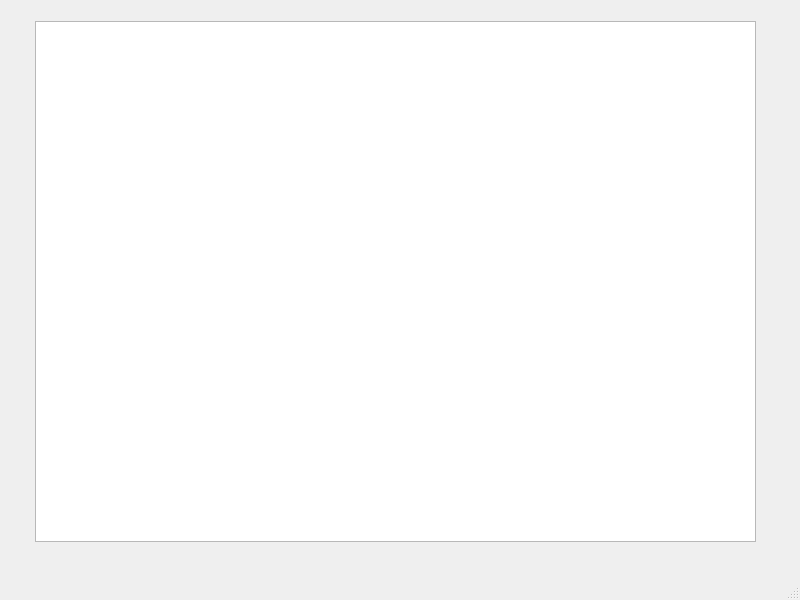
This is PROYECTO_FINAL/mainwindow.ui in AlejandroNaranjoUdeA/PROYECTO_FINAL as Qt 5 draws it before an edit. The edited form follows.
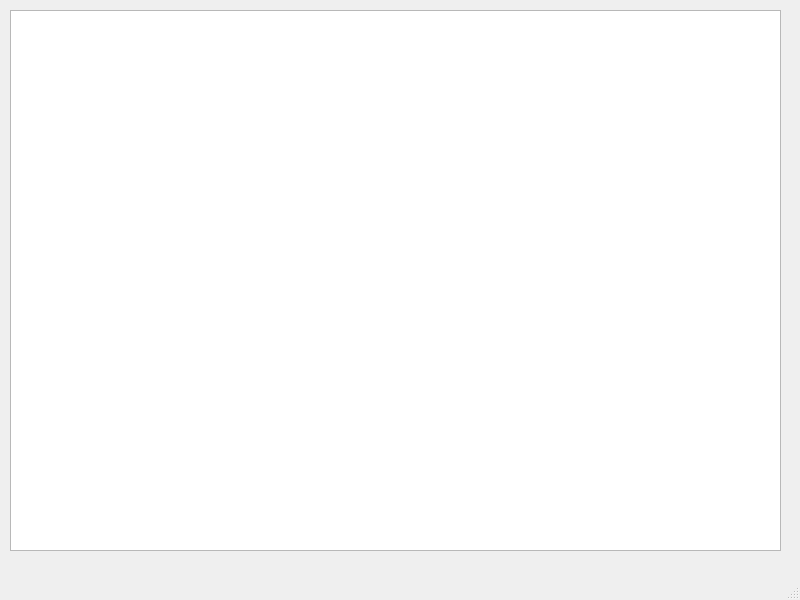
This is the edited form.

Patch:
```diff
--- a/PROYECTO_FINAL/mainwindow.ui
+++ b/PROYECTO_FINAL/mainwindow.ui
@@ -17,10 +17,10 @@
    <widget class="QGraphicsView" name="graphicsView">
     <property name="geometry">
      <rect>
-      <x>35</x>
-      <y>21</y>
-      <width>721</width>
-      <height>521</height>
+      <x>10</x>
+      <y>10</y>
+      <width>771</width>
+      <height>541</height>
      </rect>
     </property>
    </widget>
```
